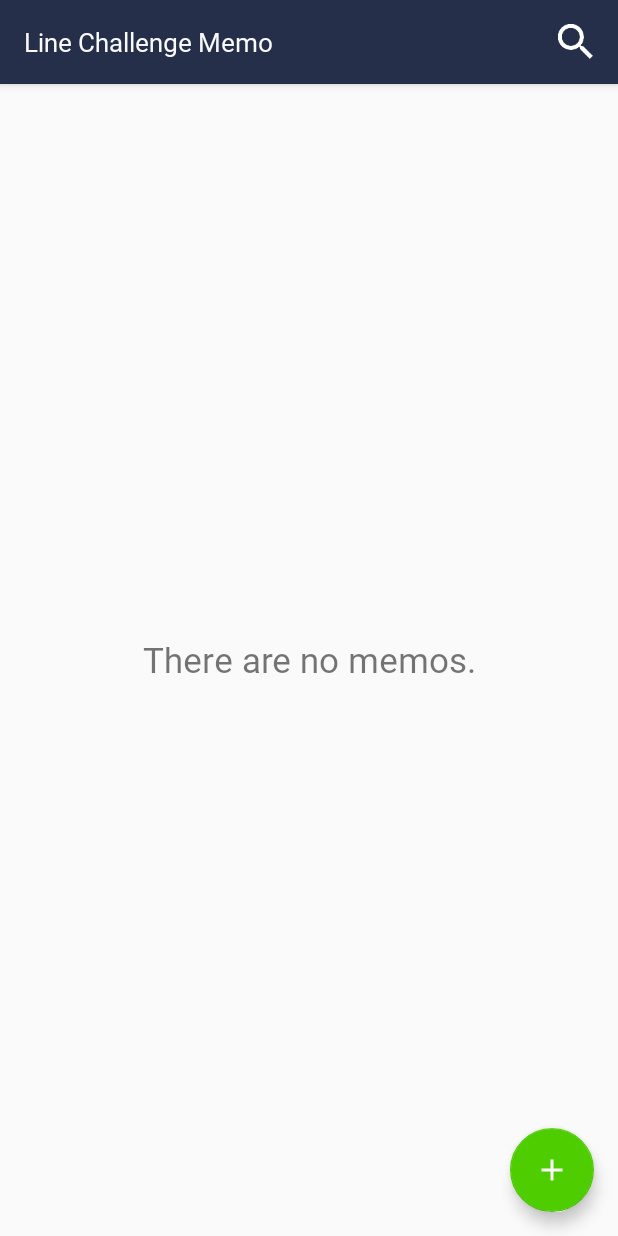
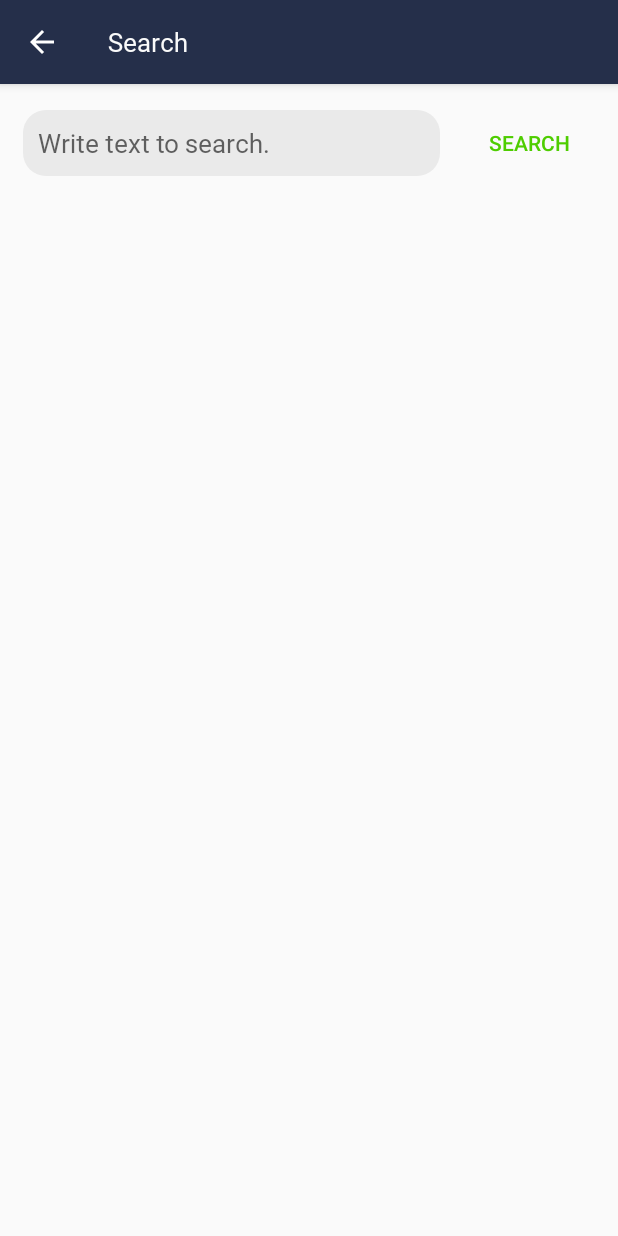
Before and after one commit to rulyox/LineChallengeMemo, an Android app: the screen it shows after launch (MainActivity before the commit, SearchActivity after it), after a tap on "Search", on a phone screen of 412 x 824 dp. Run offline under Robolectric (Android 15) with nearby library versions, the phone set to English and light mode, and no system bars; our stand-ins replace Room's generated code.

Commit message:
Added search activity

```diff
--- a/app/src/main/AndroidManifest.xml
+++ b/app/src/main/AndroidManifest.xml
@@ -34,6 +34,10 @@
             android:screenOrientation="portrait"
             android:windowSoftInputMode="adjustResize" />
         <activity
+            android:name=".activity.SearchActivity"
+            android:screenOrientation="portrait"
+            android:windowSoftInputMode="adjustResize" />
+        <activity
             android:name=".activity.ShowImageActivity"
             android:theme="@style/ShowImageTheme"/>
     </application>
--- a/app/src/main/java/com/rulyox/linechallengememo/activity/MainActivity.kt
+++ b/app/src/main/java/com/rulyox/linechallengememo/activity/MainActivity.kt
@@ -38,6 +38,8 @@ class MainActivity: AppCompatActivity() {
     override fun onOptionsItemSelected(item: MenuItem): Boolean {
         return when (item.itemId) {
             R.id.main_menu_search -> {
+                val searchIntent = Intent(this@MainActivity, SearchActivity::class.java)
+                startActivity(searchIntent)
                 true
             }
             else -> super.onOptionsItemSelected(item)
--- /dev/null
+++ b/app/src/main/java/com/rulyox/linechallengememo/activity/SearchActivity.kt
@@ -0,0 +1,70 @@
+package com.rulyox.linechallengememo.activity
+
+import android.content.Intent
+import android.os.Bundle
+import android.view.MenuItem
+import androidx.appcompat.app.AppCompatActivity
+import androidx.recyclerview.widget.LinearLayoutManager
+import com.rulyox.linechallengememo.R
+import com.rulyox.linechallengememo.adapter.MemoAdapter
+import com.rulyox.linechallengememo.data.AppRepository
+import com.rulyox.linechallengememo.data.Memo
+import kotlinx.android.synthetic.main.activity_search.*
+
+class SearchActivity: AppCompatActivity() {
+
+    private lateinit var appRepository: AppRepository
+
+    override fun onCreate(savedInstanceState: Bundle?) {
+        super.onCreate(savedInstanceState)
+        setContentView(R.layout.activity_search)
+        setSupportActionBar(search_toolbar)
+        supportActionBar?.setDisplayShowTitleEnabled(false)
+        supportActionBar?.setDisplayHomeAsUpEnabled(true)
+
+        appRepository = AppRepository(application)
+
+        initUI()
+
+    }
+
+    override fun onOptionsItemSelected(item: MenuItem): Boolean {
+        return when (item.itemId) {
+            android.R.id.home -> {
+                finish()
+                true
+            }
+            else -> super.onOptionsItemSelected(item)
+        }
+    }
+
+    private fun initUI() {
+
+        search_button_search.setOnClickListener{ getMemoList(search_edit_query.text.toString()) }
+
+        // recycler view
+        search_recycler_memo.layoutManager = LinearLayoutManager(this)
+
+    }
+
+    private fun getMemoList(query: String) {
+
+        val memoList: List<Memo> = appRepository.getMemoByQuery(query)
+
+        // recycler view adapter
+        val memoAdapter = MemoAdapter(memoList, this)
+        search_recycler_memo.adapter = memoAdapter
+        memoAdapter.notifyDataSetChanged()
+
+    }
+
+    // onclick recycler view memo
+    fun clickMemo(id: Int) {
+
+        val readIntent = Intent(this@SearchActivity, ReadActivity::class.java)
+        readIntent.putExtra("id", id)
+        startActivity(readIntent)
+
+    }
+
+}
--- a/app/src/main/java/com/rulyox/linechallengememo/adapter/MemoAdapter.kt
+++ b/app/src/main/java/com/rulyox/linechallengememo/adapter/MemoAdapter.kt
@@ -15,6 +15,7 @@ import android.widget.TextView
 import androidx.recyclerview.widget.RecyclerView
 import com.rulyox.linechallengememo.R
 import com.rulyox.linechallengememo.activity.MainActivity
+import com.rulyox.linechallengememo.activity.SearchActivity
 import com.rulyox.linechallengememo.data.AppRepository
 import com.rulyox.linechallengememo.data.Memo
 import java.io.File
@@ -34,7 +35,8 @@ class MemoAdapter(private val memoList: List<Memo>, context: Context): RecyclerV
         val thumb: ImageView = view.findViewById(R.id.item_thumb)
 
         init {
-            parent.setOnClickListener { (context as MainActivity).clickMemo(memoList[adapterPosition].id!!) }
+            if(context is MainActivity) parent.setOnClickListener { context.clickMemo(memoList[adapterPosition].id!!) }
+            else if(context is SearchActivity) parent.setOnClickListener { context.clickMemo(memoList[adapterPosition].id!!) }
         }
 
     }
--- a/app/src/main/java/com/rulyox/linechallengememo/data/AppRepository.kt
+++ b/app/src/main/java/com/rulyox/linechallengememo/data/AppRepository.kt
@@ -12,6 +12,8 @@ class AppRepository(application: Application) {
     fun getAllMemo(): List<Memo> = runBlocking { memoDao.selectAll() }
 
     fun getMemoById(id: Int): Memo = runBlocking { memoDao.selectById(id) }
+
+    fun getMemoByQuery(query: String): List<Memo> = runBlocking { memoDao.selectByQuery("%${query}%") }
 
     fun addMemo(memo: Memo): Long = runBlocking { memoDao.insert(memo) }
 
--- a/app/src/main/java/com/rulyox/linechallengememo/data/MemoDao.kt
+++ b/app/src/main/java/com/rulyox/linechallengememo/data/MemoDao.kt
@@ -11,6 +11,9 @@ interface MemoDao {
     @Query("SELECT * FROM memo WHERE id = :id")
     suspend fun selectById(id: Int): Memo
 
+    @Query("SELECT * FROM memo WHERE title LIKE :query OR text LIKE :query")
+    suspend fun selectByQuery(query: String): List<Memo>
+
     @Insert
     suspend fun insert(memo: Memo): Long
 
--- /dev/null
+++ b/app/src/main/res/layout/activity_search.xml
@@ -0,0 +1,81 @@
+<?xml version="1.0" encoding="utf-8"?>
+<LinearLayout
+    xmlns:android="http://schemas.android.com/apk/res/android"
+    xmlns:app="http://schemas.android.com/apk/res-auto"
+    android:layout_width="match_parent"
+    android:layout_height="match_parent"
+    android:orientation="vertical"
+    android:background="@color/colorWhite" >
+
+    <com.google.android.material.appbar.AppBarLayout
+        android:layout_width="match_parent"
+        android:layout_height="wrap_content"
+        android:theme="@style/AppTheme.AppBarOverlay" >
+
+        <androidx.appcompat.widget.Toolbar
+            android:id="@+id/search_toolbar"
+            android:layout_width="match_parent"
+            android:layout_height="?attr/actionBarSize"
+            android:background="@color/colorPrimary"
+            app:popupTheme="@style/AppTheme.PopupOverlay" >
+
+            <TextView
+                android:id="@+id/write_text_label"
+                android:layout_width="wrap_content"
+                android:layout_height="wrap_content"
+                android:fontFamily="@font/nanum_gothic_bold"
+                android:textSize="17sp"
+                android:textColor="@color/colorWhite"
+                android:text="@string/search_label" />
+
+        </androidx.appcompat.widget.Toolbar>
+
+    </com.google.android.material.appbar.AppBarLayout>
+
+    <LinearLayout
+        android:layout_width="match_parent"
+        android:layout_height="0dp"
+        android:layout_weight="1"
+        android:orientation="vertical" >
+
+        <LinearLayout
+            android:layout_width="match_parent"
+            android:layout_height="wrap_content"
+            android:orientation="horizontal"
+            android:padding="15dp"
+            android:gravity="center_vertical">
+
+            <EditText
+                android:id="@+id/search_edit_query"
+                android:layout_width="0dp"
+                android:layout_height="wrap_content"
+                android:layout_weight="1"
+                android:padding="10dp"
+                android:background="@drawable/bg_round_corner"
+                android:inputType="text"
+                android:textSize="17sp"
+                android:textColor="#222222"
+                android:maxLines="1"
+                android:fontFamily="@font/nanum_gothic"
+                android:hint="@string/search_query_hint"
+                android:importantForAutofill="no" />
+
+            <Button
+                android:id="@+id/search_button_search"
+                android:layout_width="wrap_content"
+                android:layout_height="wrap_content"
+                android:layout_marginStart="15dp"
+                android:textColor="@color/colorAccent"
+                android:text="@string/search_label"
+                style="?android:attr/borderlessButtonStyle"/>
+
+        </LinearLayout>
+
+        <androidx.recyclerview.widget.RecyclerView
+            android:id="@+id/search_recycler_memo"
+            android:layout_width="match_parent"
+            android:layout_height="match_parent" />
+
+    </LinearLayout>
+
+</LinearLayout>
--- a/app/src/main/res/values/strings.xml
+++ b/app/src/main/res/values/strings.xml
@@ -18,5 +18,7 @@
     <string name="write_dialog_show">Show Image</string>
     <string name="write_dialog_delete">Delete Image</string>
     <string name="read_deleted">Memo deleted.</string>
+    <string name="search_label">Search</string>
+    <string name="search_query_hint">Write text to search.</string>
     <string name="error_image_not_found">Image is not found!</string>
 </resources>
```
Also changed, not shown: 1 other file.
